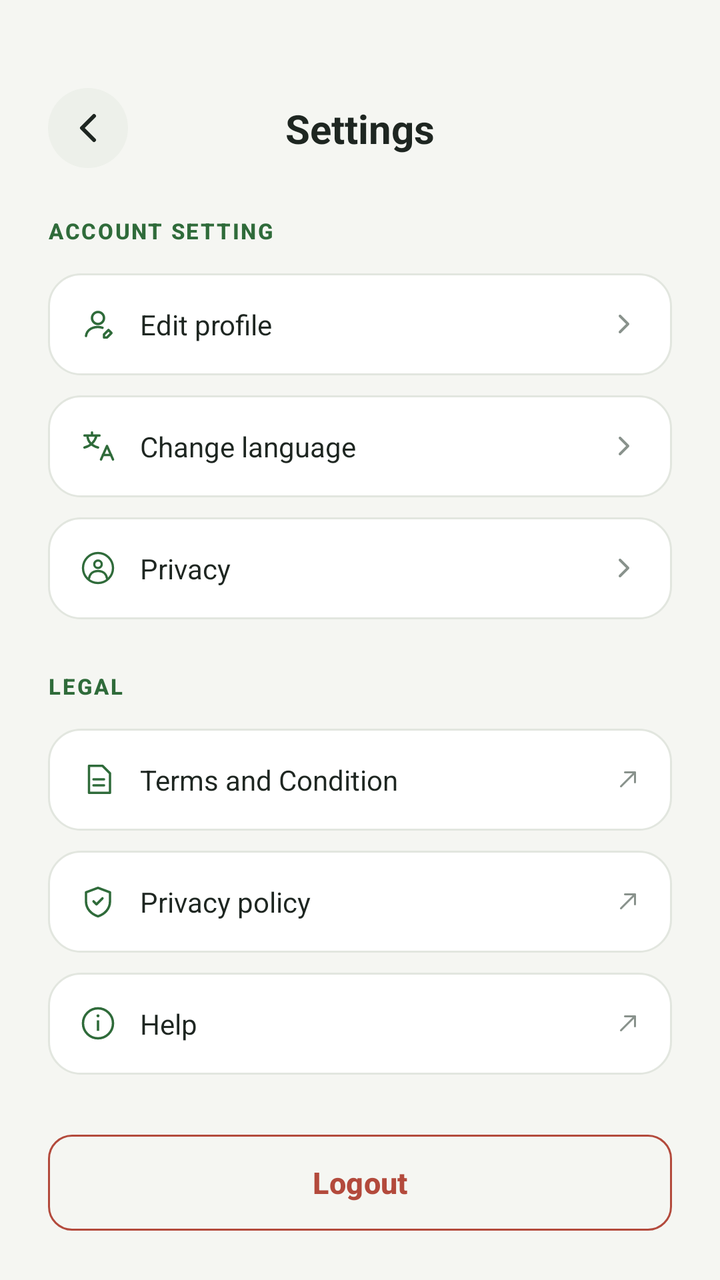
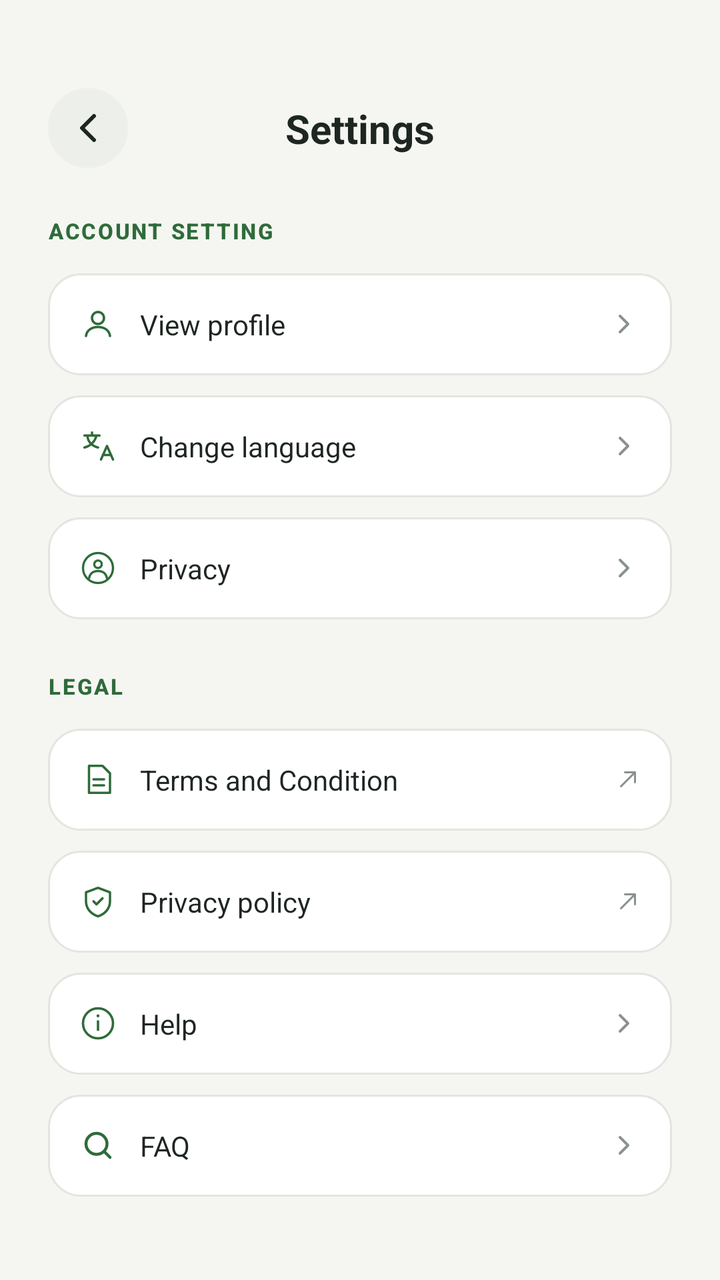

The first picture is an Android layout as it rendered before a commit; the second is the same layout after the commit. The layout source and the unified diff follow.
<!-- AndroidManifest.xml: application theme Theme.Undersoil -->
<!-- res/layout/activity_settings.xml -->
<?xml version="1.0" encoding="utf-8"?>
<androidx.constraintlayout.widget.ConstraintLayout xmlns:android="http://schemas.android.com/apk/res/android"
    xmlns:app="http://schemas.android.com/apk/res-auto"
    android:layout_width="match_parent"
    android:layout_height="match_parent"
    android:background="@drawable/bg_screen_gradient"
    android:padding="24dp">

    <ImageButton
        android:id="@+id/backButton"
        android:layout_width="40dp"
        android:layout_height="40dp"
        android:layout_marginTop="20dp"
        android:background="@drawable/bg_circle_white"
        android:padding="12dp"
        android:src="@drawable/ic_back_arrow"
        android:contentDescription="Back"
        app:tint="@color/us_text_primary"
        app:layout_constraintStart_toStartOf="parent"
        app:layout_constraintTop_toTopOf="parent" />

    <TextView
        android:id="@+id/titleText"
        android:layout_width="0dp"
        android:layout_height="wrap_content"
        android:gravity="center"
        android:text="Settings"
        android:textAppearance="@style/TextAppearance.AgriTech.Headline"
        android:textSize="20sp"
        app:layout_constraintBottom_toBottomOf="@id/backButton"
        app:layout_constraintEnd_toEndOf="parent"
        app:layout_constraintStart_toStartOf="parent"
        app:layout_constraintTop_toTopOf="@id/backButton" />

    <androidx.core.widget.NestedScrollView
        android:layout_width="match_parent"
        android:layout_height="0dp"
        android:layout_marginTop="24dp"
        app:layout_constraintBottom_toBottomOf="parent"
        app:layout_constraintEnd_toEndOf="parent"
        app:layout_constraintStart_toStartOf="parent"
        app:layout_constraintTop_toBottomOf="@id/backButton">

        <LinearLayout
            android:layout_width="match_parent"
            android:layout_height="wrap_content"
            android:orientation="vertical">

            <TextView
                android:layout_width="wrap_content"
                android:layout_height="wrap_content"
                android:text="Account Setting"
                android:textAppearance="@style/TextAppearance.AgriTech.Label"
                android:textColor="@color/us_bio_green" />

            <LinearLayout
                android:layout_width="match_parent"
                android:layout_height="wrap_content"
                android:layout_marginTop="14dp"
                android:background="@drawable/bg_outline_card"
                android:gravity="center_vertical"
                android:orientation="horizontal"
                android:padding="16dp">

                <ImageView
                    android:layout_width="18dp"
                    android:layout_height="18dp"
                    android:src="@drawable/ic_user_edit"
                    app:tint="@color/us_bio_green"
                    android:contentDescription="Edit profile" />

                <TextView
                    android:layout_width="0dp"
                    android:layout_height="wrap_content"
                    android:layout_marginStart="12dp"
                    android:layout_weight="1"
                    android:fontFamily="sans-serif"
                    android:text="Edit profile"
                    android:textColor="@color/text_dark"
                    android:textSize="14sp" />

                <ImageView
                    android:layout_width="16dp"
                    android:layout_height="16dp"
                    android:src="@drawable/ic_chevron_right"
                    app:tint="@color/us_text_hint"
                    android:contentDescription="Open" />
            </LinearLayout>

            <LinearLayout
                android:layout_width="match_parent"
                android:layout_height="wrap_content"
                android:layout_marginTop="10dp"
                android:background="@drawable/bg_outline_card"
                android:gravity="center_vertical"
                android:orientation="horizontal"
                android:padding="16dp">

                <ImageView
                    android:layout_width="18dp"
                    android:layout_height="18dp"
                    android:src="@drawable/ic_translate"
                    app:tint="@color/us_bio_green"
                    android:contentDescription="Language" />

                <TextView
                    android:layout_width="0dp"
                    android:layout_height="wrap_content"
                    android:layout_marginStart="12dp"
                    android:layout_weight="1"
                    android:fontFamily="sans-serif"
                    android:text="Change language"
                    android:textColor="@color/text_dark"
                    android:textSize="14sp" />

                <ImageView
                    android:layout_width="16dp"
                    android:layout_height="16dp"
                    android:src="@drawable/ic_chevron_right"
                    app:tint="@color/us_text_hint"
                    android:contentDescription="Open" />
            </LinearLayout>

            <LinearLayout
                android:layout_width="match_parent"
                android:layout_height="wrap_content"
                android:layout_marginTop="10dp"
                android:background="@drawable/bg_outline_card"
                android:gravity="center_vertical"
                android:orientation="horizontal"
                android:padding="16dp">

                <ImageView
                    android:layout_width="18dp"
                    android:layout_height="18dp"
                    android:src="@drawable/ic_profile_circle"
                    app:tint="@color/us_bio_green"
                    android:contentDescription="Privacy" />

                <TextView
                    android:layout_width="0dp"
                    android:layout_height="wrap_content"
                    android:layout_marginStart="12dp"
                    android:layout_weight="1"
                    android:fontFamily="sans-serif"
                    android:text="Privacy"
                    android:textColor="@color/text_dark"
                    android:textSize="14sp" />

                <ImageView
                    android:layout_width="16dp"
                    android:layout_height="16dp"
                    android:src="@drawable/ic_chevron_right"
                    app:tint="@color/us_text_hint"
                    android:contentDescription="Open" />
            </LinearLayout>

            <TextView
                android:layout_width="wrap_content"
                android:layout_height="wrap_content"
                android:layout_marginTop="26dp"
                android:text="Legal"
                android:textAppearance="@style/TextAppearance.AgriTech.Label"
                android:textColor="@color/us_bio_green" />

            <LinearLayout
                android:layout_width="match_parent"
                android:layout_height="wrap_content"
                android:layout_marginTop="14dp"
                android:background="@drawable/bg_outline_card"
                android:gravity="center_vertical"
                android:orientation="horizontal"
                android:padding="16dp">

                <ImageView
                    android:layout_width="18dp"
                    android:layout_height="18dp"
                    android:src="@drawable/ic_document"
                    app:tint="@color/us_bio_green"
                    android:contentDescription="Terms" />

                <TextView
                    android:layout_width="0dp"
                    android:layout_height="wrap_content"
                    android:layout_marginStart="12dp"
                    android:layout_weight="1"
                    android:fontFamily="sans-serif"
                    android:text="Terms and Condition"
                    android:textColor="@color/text_dark"
                    android:textSize="14sp" />

                <ImageView
                    android:layout_width="12dp"
                    android:layout_height="12dp"
                    android:src="@drawable/ic_external_link"
                    app:tint="@color/us_text_hint"
                    android:contentDescription="External link" />
            </LinearLayout>

            <LinearLayout
                android:layout_width="match_parent"
                android:layout_height="wrap_content"
                android:layout_marginTop="10dp"
                android:background="@drawable/bg_outline_card"
                android:gravity="center_vertical"
                android:orientation="horizontal"
                android:padding="16dp">

                <ImageView
                    android:layout_width="18dp"
                    android:layout_height="18dp"
                    android:src="@drawable/ic_shield"
                    app:tint="@color/us_bio_green"
                    android:contentDescription="Privacy policy" />

                <TextView
                    android:layout_width="0dp"
                    android:layout_height="wrap_content"
                    android:layout_marginStart="12dp"
                    android:layout_weight="1"
                    android:fontFamily="sans-serif"
                    android:text="Privacy policy"
                    android:textColor="@color/text_dark"
                    android:textSize="14sp" />

                <ImageView
                    android:layout_width="12dp"
                    android:layout_height="12dp"
                    android:src="@drawable/ic_external_link"
                    app:tint="@color/us_text_hint"
                    android:contentDescription="External link" />
            </LinearLayout>

            <LinearLayout
                android:layout_width="match_parent"
                android:layout_height="wrap_content"
                android:layout_marginTop="10dp"
                android:background="@drawable/bg_outline_card"
                android:gravity="center_vertical"
                android:orientation="horizontal"
                android:padding="16dp">

                <ImageView
                    android:layout_width="18dp"
                    android:layout_height="18dp"
                    android:src="@drawable/ic_info_circle"
                    app:tint="@color/us_bio_green"
                    android:contentDescription="Help" />

                <TextView
                    android:layout_width="0dp"
                    android:layout_height="wrap_content"
                    android:layout_marginStart="12dp"
                    android:layout_weight="1"
                    android:fontFamily="sans-serif"
                    android:text="Help"
                    android:textColor="@color/text_dark"
                    android:textSize="14sp" />

                <ImageView
                    android:layout_width="12dp"
                    android:layout_height="12dp"
                    android:src="@drawable/ic_external_link"
                    app:tint="@color/us_text_hint"
                    android:contentDescription="External link" />
            </LinearLayout>

            <com.google.android.material.button.MaterialButton
                android:id="@+id/logoutButton"
                style="@style/Widget.AgriTech.Button.Outlined.Danger"
                android:layout_width="match_parent"
                android:layout_height="wrap_content"
                android:layout_marginTop="26dp"
                android:minHeight="56dp"
                android:text="Logout" />

            <TextView
                android:layout_width="match_parent"
                android:layout_height="wrap_content"
                android:layout_marginTop="16dp"
                android:fontFamily="sans-serif"
                android:gravity="center"
                android:text="Version 1.0.0"
                android:textColor="@color/text_sub"
                android:textSize="12sp" />

        </LinearLayout>
    </androidx.core.widget.NestedScrollView>

</androidx.constraintlayout.widget.ConstraintLayout>
<!-- resources referenced by this layout -->
<resources>
  <color name="text_dark">@color/us_text_primary</color>
  <color name="text_sub">@color/us_text_secondary</color>
  <color name="us_bio_green">#2F6B3A</color>
  <color name="us_text_hint">#89928C</color>
  <color name="us_text_primary">#1E2621</color>
  <!-- drawable ic_user_edit (drawable) -->
  <?xml version="1.0" encoding="utf-8"?>
  <vector xmlns:android="http://schemas.android.com/apk/res/android"
      android:width="18dp"
      android:height="18dp"
      android:viewportWidth="24"
      android:viewportHeight="24">
      <path
          android:fillColor="@android:color/transparent"
          android:strokeColor="@color/us_text_primary"
          android:strokeWidth="1.6"
          android:pathData="M12,4 A4,4 0 1,0 12,12 A4,4 0 1,0 12,4 Z" />
      <path
          android:fillColor="@android:color/transparent"
          android:strokeColor="@color/us_text_primary"
          android:strokeWidth="1.6"
          android:strokeLineCap="round"
          android:pathData="M4,20 C4.5,16 8,14 12,14 C13,14 14,14.2 15,14.5" />
      <path
          android:fillColor="@android:color/transparent"
          android:strokeColor="@color/us_text_primary"
          android:strokeWidth="1.6"
          android:strokeLineCap="round"
          android:strokeLineJoin="round"
          android:pathData="M16,19 L19,16 L21,18 L18,21 L16,21 Z" />
  </vector>
  <style name="Theme.Undersoil" parent="Base.Theme.Undersoil" />
  <color name="us_text_secondary">#58625C</color>
  <color name="us_surface_raised">#EDF0EA</color>
  <color name="us_surface_card">#FFFFFF</color>
  <color name="us_outline">#E2E6DF</color>
  <color name="us_bg">#F5F6F2</color>
  <color name="us_danger">#B34A3C</color>
  <color name="us_danger_container">#F8E1DC</color>
  <style name="Base.Theme.Undersoil" parent="AgriTech.Theme" />
  <color name="us_on_bio_green">#FFFFFF</color>
  <color name="us_bio_green_container">#DDEBDD</color>
  <color name="us_on_bio_green_container">#163A1E</color>
  <color name="us_bio_green_dim">#24542D</color>
  <color name="us_aqua">#2D7398</color>
  <color name="us_on_aqua">#FFFFFF</color>
  <color name="us_aqua_container">#DCEBF3</color>
  <color name="us_on_aqua_container">#123547</color>
  <color name="us_amber">#B8742A</color>
  <color name="us_surface">#FFFFFF</color>
  <color name="us_amber_container">#F6E8D6</color>
  <color name="us_on_danger">#FFFFFF</color>
  <color name="us_outline_strong">#C4CBC1</color>
  <color name="us_bio_green_glow">#1F2F6B3A</color>
  <style name="ShapeAppearance.AgriTech.Small" parent="ShapeAppearance.Material3.Corner.Small">
          <item name="cornerFamily">rounded</item>
          <item name="cornerSize">8dp</item>
      </style>
  <style name="ShapeAppearance.AgriTech.Medium" parent="ShapeAppearance.Material3.Corner.Medium">
          <item name="cornerFamily">rounded</item>
          <item name="cornerSize">16dp</item>
      </style>
  <style name="ShapeAppearance.AgriTech.Large" parent="ShapeAppearance.Material3.Corner.Large">
          <item name="cornerFamily">rounded</item>
          <item name="cornerSize">20dp</item>
      </style>
  <style name="ShapeAppearance.AgriTech.Button" parent="">
          <item name="cornerFamily">rounded</item>
          <item name="cornerSize">12dp</item>
      </style>
  <style name="TextAppearance.AgriTech.NavLabel.Active">
          <item name="android:textStyle">bold</item>
      </style>
  <style name="ShapeAppearance.AgriTech.Pill" parent="">
          <item name="cornerFamily">rounded</item>
          <item name="cornerSize">50%</item>
      </style>
  <color name="us_surface_input">#F3F5F0</color>
  <!-- unchanged entries left out for length: 26 -->
</resources>

<!-- the commit's change to res/layout/activity_settings.xml (unified diff, before → after) -->
@@ -54,28 +54,32 @@
                 android:textColor="@color/us_bio_green" />
 
             <LinearLayout
+                android:id="@+id/viewProfileButton"
                 android:layout_width="match_parent"
                 android:layout_height="wrap_content"
                 android:layout_marginTop="14dp"
                 android:background="@drawable/bg_outline_card"
-                android:gravity="center_vertical"
-                android:orientation="horizontal"
-                android:padding="16dp">
-
-                <ImageView
-                    android:layout_width="18dp"
-                    android:layout_height="18dp"
-                    android:src="@drawable/ic_user_edit"
-                    app:tint="@color/us_bio_green"
-                    android:contentDescription="Edit profile" />
-
-                <TextView
-                    android:layout_width="0dp"
-                    android:layout_height="wrap_content"
-                    android:layout_marginStart="12dp"
-                    android:layout_weight="1"
-                    android:fontFamily="sans-serif"
-                    android:text="Edit profile"
+                android:clickable="true"
+                android:focusable="true"
+                android:foreground="?attr/selectableItemBackground"
+                android:gravity="center_vertical"
+                android:orientation="horizontal"
+                android:padding="16dp">
+
+                <ImageView
+                    android:layout_width="18dp"
+                    android:layout_height="18dp"
+                    android:src="@drawable/ic_user"
+                    app:tint="@color/us_bio_green"
+                    android:contentDescription="View profile" />
+
+                <TextView
+                    android:layout_width="0dp"
+                    android:layout_height="wrap_content"
+                    android:layout_marginStart="12dp"
+                    android:layout_weight="1"
+                    android:fontFamily="sans-serif"
+                    android:text="View profile"
                     android:textColor="@color/text_dark"
                     android:textSize="14sp" />
 
@@ -232,10 +236,14 @@
             </LinearLayout>
 
             <LinearLayout
-                android:layout_width="match_parent"
-                android:layout_height="wrap_content"
-                android:layout_marginTop="10dp"
-                android:background="@drawable/bg_outline_card"
+                android:id="@+id/helpButton"
+                android:layout_width="match_parent"
+                android:layout_height="wrap_content"
+                android:layout_marginTop="10dp"
+                android:background="@drawable/bg_outline_card"
+                android:clickable="true"
+                android:focusable="true"
+                android:foreground="?attr/selectableItemBackground"
                 android:gravity="center_vertical"
                 android:orientation="horizontal"
                 android:padding="16dp">
@@ -258,11 +266,49 @@
                     android:textSize="14sp" />
 
                 <ImageView
-                    android:layout_width="12dp"
-                    android:layout_height="12dp"
-                    android:src="@drawable/ic_external_link"
-                    app:tint="@color/us_text_hint"
-                    android:contentDescription="External link" />
+                    android:layout_width="16dp"
+                    android:layout_height="16dp"
+                    android:src="@drawable/ic_chevron_right"
+                    app:tint="@color/us_text_hint"
+                    android:contentDescription="Open" />
+            </LinearLayout>
+
+            <LinearLayout
+                android:id="@+id/faqButton"
+                android:layout_width="match_parent"
+                android:layout_height="wrap_content"
+                android:layout_marginTop="10dp"
+                android:background="@drawable/bg_outline_card"
+                android:clickable="true"
+                android:focusable="true"
+                android:foreground="?attr/selectableItemBackground"
+                android:gravity="center_vertical"
+                android:orientation="horizontal"
+                android:padding="16dp">
+
+                <ImageView
+                    android:layout_width="18dp"
+                    android:layout_height="18dp"
+                    android:src="@drawable/ic_search"
+                    app:tint="@color/us_bio_green"
+                    android:contentDescription="FAQ" />
+
+                <TextView
+                    android:layout_width="0dp"
+                    android:layout_height="wrap_content"
+                    android:layout_marginStart="12dp"
+                    android:layout_weight="1"
+                    android:fontFamily="sans-serif"
+                    android:text="FAQ"
+                    android:textColor="@color/text_dark"
+                    android:textSize="14sp" />
+
+                <ImageView
+                    android:layout_width="16dp"
+                    android:layout_height="16dp"
+                    android:src="@drawable/ic_chevron_right"
+                    app:tint="@color/us_text_hint"
+                    android:contentDescription="Open" />
             </LinearLayout>
 
             <com.google.android.material.button.MaterialButton
<!-- resource entries referenced after the edit -->
@@ -5,7 +5,21 @@
   <color name="us_bio_green">#2F6B3A</color>
   <color name="us_text_hint">#89928C</color>
   <color name="us_text_primary">#1E2621</color>
-  <!-- drawable ic_user_edit (drawable) -->
+  <!-- drawable ic_search (drawable) -->
+  <?xml version="1.0" encoding="utf-8"?>
+  <vector xmlns:android="http://schemas.android.com/apk/res/android"
+      android:width="20dp"
+      android:height="20dp"
+      android:viewportWidth="24"
+      android:viewportHeight="24">
+      <path
+          android:fillColor="@android:color/transparent"
+          android:strokeColor="@color/us_text_secondary"
+          android:strokeWidth="2"
+          android:strokeLineCap="round"
+          android:pathData="M11,4 A7,7 0 1,0 11,18 A7,7 0 1,0 11,4 Z M20,20 L16,16" />
+  </vector>
+  <!-- drawable ic_user (drawable) -->
   <?xml version="1.0" encoding="utf-8"?>
   <vector xmlns:android="http://schemas.android.com/apk/res/android"
       android:width="18dp"
@@ -22,14 +36,7 @@
           android:strokeColor="@color/us_text_primary"
           android:strokeWidth="1.6"
           android:strokeLineCap="round"
-          android:pathData="M4,20 C4.5,16 8,14 12,14 C13,14 14,14.2 15,14.5" />
-      <path
-          android:fillColor="@android:color/transparent"
-          android:strokeColor="@color/us_text_primary"
-          android:strokeWidth="1.6"
-          android:strokeLineCap="round"
-          android:strokeLineJoin="round"
-          android:pathData="M16,19 L19,16 L21,18 L18,21 L16,21 Z" />
+          android:pathData="M4,20 C4.5,16 8,14 12,14 C16,14 19.5,16 20,20" />
   </vector>
   <style name="Theme.Undersoil" parent="Base.Theme.Undersoil" />
   <color name="us_text_secondary">#58625C</color>
